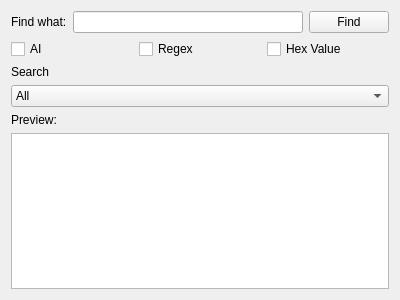
Old version of the form ui/findWindow.ui in the repository IvanGranero/pktAnalyzer.
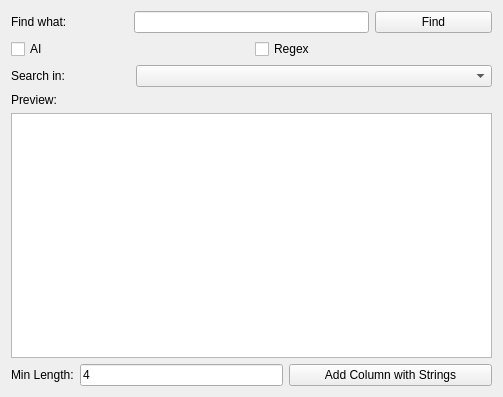
New version of the form.

Commit message: AI enhanced search

Patch:
```diff
--- a/ui/findWindow.ui
+++ b/ui/findWindow.ui
@@ -6,8 +6,8 @@
    <rect>
     <x>0</x>
     <y>0</y>
-    <width>400</width>
-    <height>300</height>
+    <width>503</width>
+    <height>397</height>
    </rect>
   </property>
   <property name="windowTitle">
@@ -15,7 +15,7 @@
   </property>
   <layout class="QVBoxLayout" name="verticalLayout">
    <item>
-    <layout class="QHBoxLayout" name="horizontalLayout">
+    <layout class="QHBoxLayout" name="horizontalLayout" stretch="1,2,1">
      <item>
       <widget class="QLabel" name="label">
        <property name="text">
@@ -36,7 +36,7 @@
     </layout>
    </item>
    <item>
-    <layout class="QHBoxLayout" name="horizontalLayout_2">
+    <layout class="QHBoxLayout" name="horizontalLayout_2" stretch="1,1">
      <item>
       <widget class="QCheckBox" name="ai_checkBox">
        <property name="text">
@@ -51,30 +51,21 @@
        </property>
       </widget>
      </item>
+    </layout>
+   </item>
+   <item>
+    <layout class="QHBoxLayout" name="horizontalLayout_3" stretch="2,6">
      <item>
-      <widget class="QCheckBox" name="hex_checkBox">
+      <widget class="QLabel" name="label_2">
        <property name="text">
-        <string>Hex Value</string>
+        <string>Search in:</string>
        </property>
       </widget>
      </item>
-    </layout>
-   </item>
-   <item>
-    <widget class="QLabel" name="label_2">
-     <property name="text">
-      <string>Search</string>
-     </property>
-    </widget>
-   </item>
-   <item>
-    <widget class="QComboBox" name="combo_searchfor">
      <item>
-      <property name="text">
-       <string>All</string>
-      </property>
+      <widget class="QComboBox" name="combo_searchfor"/>
      </item>
-    </widget>
+    </layout>
    </item>
    <item>
     <widget class="QLabel" name="label_3">
@@ -86,6 +77,31 @@
    <item>
     <widget class="QPlainTextEdit" name="preview_text"/>
    </item>
+   <item>
+    <layout class="QHBoxLayout" name="horizontalLayout_4" stretch="0,3,3">
+     <item>
+      <widget class="QLabel" name="label_4">
+       <property name="text">
+        <string>Min Length:</string>
+       </property>
+      </widget>
+     </item>
+     <item>
+      <widget class="QLineEdit" name="strings_length">
+       <property name="text">
+        <string>4</string>
+       </property>
+      </widget>
+     </item>
+     <item>
+      <widget class="QPushButton" name="btn_add_strings">
+       <property name="text">
+        <string>Add Column with Strings</string>
+       </property>
+      </widget>
+     </item>
+    </layout>
+   </item>
   </layout>
  </widget>
  <resources/>
```
The commit also changes 15 other files.
